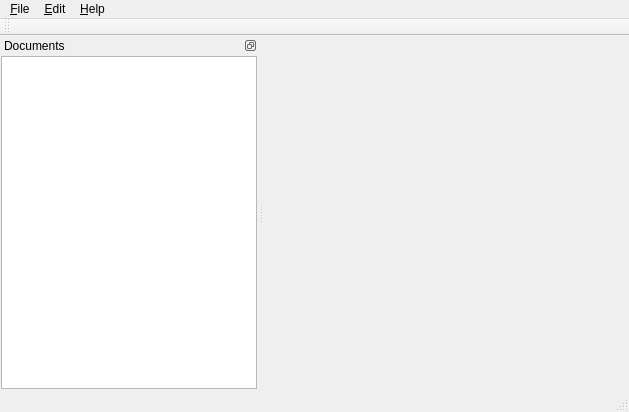
The window that Main/ui/MainWindow.ui (Antidote/SakuraSuite) describes before a commit, drawn with Qt 5.
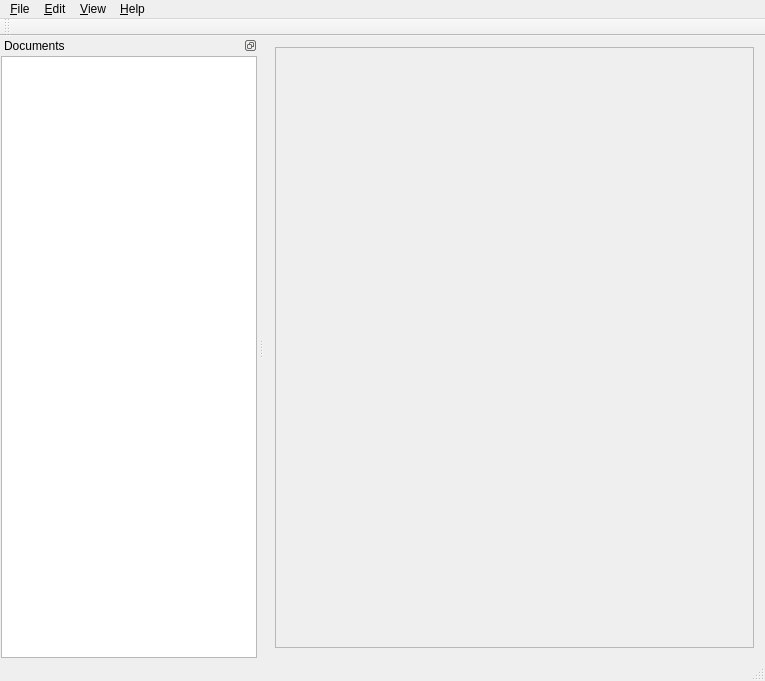
The same window after the commit.

What changed in the file:
```diff
--- a/Main/ui/MainWindow.ui
+++ b/Main/ui/MainWindow.ui
@@ -6,8 +6,8 @@
    <rect>
     <x>0</x>
     <y>0</y>
-    <width>629</width>
-    <height>412</height>
+    <width>765</width>
+    <height>681</height>
    </rect>
   </property>
   <property name="acceptDrops">
@@ -19,10 +19,44 @@
   <property name="documentMode">
    <bool>true</bool>
   </property>
+  <property name="tabShape">
+   <enum>QTabWidget::Triangular</enum>
+  </property>
   <widget class="QWidget" name="centralWidget">
    <layout class="QGridLayout" name="gridLayout_2">
     <item row="0" column="0">
-     <layout class="QVBoxLayout" name="mainLayout"/>
+     <widget class="QScrollArea" name="mainScrollArea">
+      <property name="widgetResizable">
+       <bool>true</bool>
+      </property>
+      <widget class="QWidget" name="scrollAreaWidgetContents">
+       <property name="geometry">
+        <rect>
+         <x>0</x>
+         <y>0</y>
+         <width>486</width>
+         <height>601</height>
+        </rect>
+       </property>
+       <layout class="QGridLayout" name="gridLayout_3">
+        <property name="leftMargin">
+         <number>0</number>
+        </property>
+        <property name="topMargin">
+         <number>0</number>
+        </property>
+        <property name="rightMargin">
+         <number>0</number>
+        </property>
+        <property name="bottomMargin">
+         <number>0</number>
+        </property>
+        <item row="0" column="0">
+         <layout class="QVBoxLayout" name="mainLayout"/>
+        </item>
+       </layout>
+      </widget>
+     </widget>
     </item>
    </layout>
   </widget>
@@ -31,11 +65,11 @@
     <rect>
      <x>0</x>
      <y>0</y>
-     <width>629</width>
+     <width>765</width>
      <height>25</height>
     </rect>
    </property>
-   <widget class="QMenu" name="menu_File">
+   <widget class="QMenu" name="menuFile">
     <property name="title">
      <string>&amp;File</string>
     </property>
@@ -57,12 +91,12 @@
     <addaction name="separator"/>
     <addaction name="actionExit"/>
    </widget>
-   <widget class="QMenu" name="menu_Edit">
+   <widget class="QMenu" name="menuEdit">
     <property name="title">
      <string>&amp;Edit</string>
     </property>
    </widget>
-   <widget class="QMenu" name="menu_Help">
+   <widget class="QMenu" name="menuHelp">
     <property name="title">
      <string>&amp;Help</string>
     </property>
@@ -71,9 +105,16 @@
     <addaction name="actionAbout"/>
     <addaction name="actionAboutQt"/>
    </widget>
-   <addaction name="menu_File"/>
-   <addaction name="menu_Edit"/>
-   <addaction name="menu_Help"/>
+   <widget class="QMenu" name="menuView">
+    <property name="title">
+     <string>&amp;View</string>
+    </property>
+    <addaction name="actionRestoreDefault"/>
+   </widget>
+   <addaction name="menuFile"/>
+   <addaction name="menuEdit"/>
+   <addaction name="menuView"/>
+   <addaction name="menuHelp"/>
   </widget>
   <widget class="QToolBar" name="mainToolBar">
    <property name="windowTitle">
@@ -111,8 +152,16 @@
      <property name="bottomMargin">
       <number>1</number>
      </property>
+     <property name="spacing">
+      <number>2</number>
+     </property>
      <item row="0" column="0">
       <widget class="QListWidget" name="documentList">
+       <property name="font">
+        <font>
+         <pointsize>8</pointsize>
+        </font>
+       </property>
        <property name="contextMenuPolicy">
         <enum>Qt::ActionsContextMenu</enum>
        </property>
```
Left out of the diff: 80 changed lines with no effect on the pictures.
